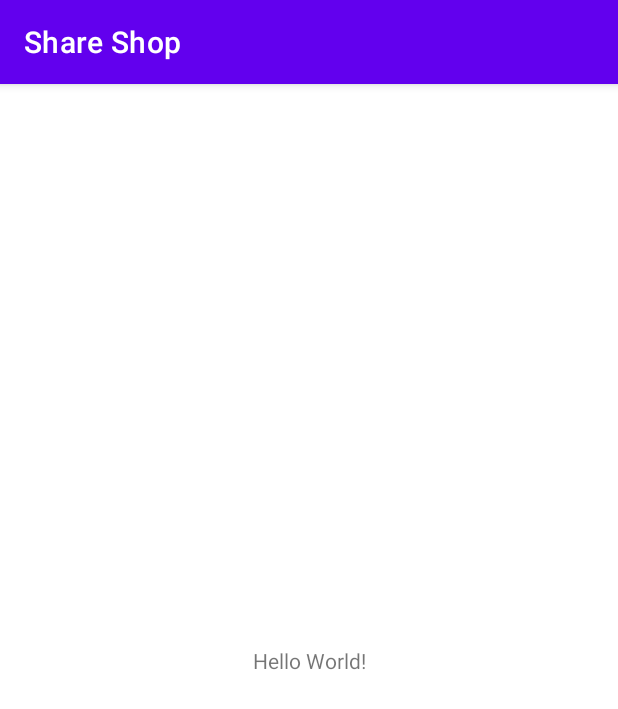
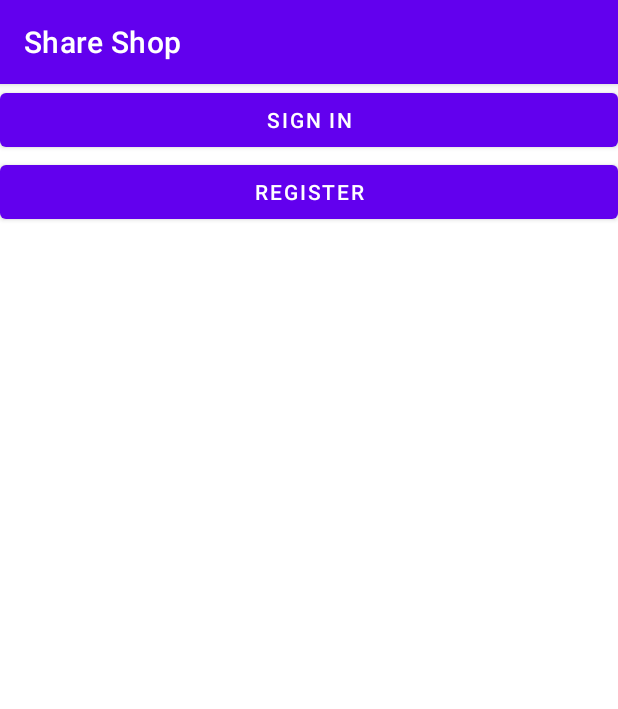
Before and after one commit to zali1205/share-shop-app, an Android app: the screen it shows after launch (MainActivity), on a phone screen of 412 x 824 dp. Shown: the top 709 px of the screen. Run offline under Robolectric (Android 15) with nearby library versions, the phone set to English and light mode, and no system bars; libraries missing offline, so code that uses them is left out: com.firebase.ui; 1 statement that could not run was skipped.

Commit message:
Added Firebase and Sign in

```diff
--- a/app/src/main/AndroidManifest.xml
+++ b/app/src/main/AndroidManifest.xml
@@ -10,6 +10,9 @@
         android:supportsRtl="true"
         android:theme="@style/Theme.ShareShop">
         <activity
+            android:name=".MainMenu"
+            android:exported="false" />
+        <activity
             android:name=".MainActivity"
             android:exported="true">
             <intent-filter>
--- a/app/src/main/java/edu/uga/cs/shareshop/MainActivity.java
+++ b/app/src/main/java/edu/uga/cs/shareshop/MainActivity.java
@@ -1,14 +1,89 @@
 package edu.uga.cs.shareshop;
 
+import androidx.activity.result.ActivityResultCallback;
+import androidx.activity.result.ActivityResultLauncher;
 import androidx.appcompat.app.AppCompatActivity;
 
+import android.content.Intent;
 import android.os.Bundle;
+import android.util.Log;
+import android.view.View;
+import android.widget.Button;
+import android.widget.Toast;
+
+import java.util.Arrays;
+import java.util.List;
+
+import com.firebase.ui.auth.AuthUI;
+import com.firebase.ui.auth.FirebaseAuthUIActivityResultContract;
+import com.firebase.ui.auth.IdpResponse;
+import com.firebase.ui.auth.data.model.FirebaseAuthUIAuthenticationResult;
 
 public class MainActivity extends AppCompatActivity {
+
+    Button signInButton;
+    Button registerButton;
 
     @Override
     protected void onCreate(Bundle savedInstanceState) {
         super.onCreate(savedInstanceState);
         setContentView(R.layout.activity_main);
+
+        signInButton = findViewById(R.id.button);
+        registerButton = findViewById(R.id.button2);
+
+        signInButton.setOnClickListener(new SignInButtonOnClickListener());
+
     }
+
+    private class SignInButtonOnClickListener implements View.OnClickListener {
+        @Override
+        public void onClick(View v) {
+            List<AuthUI.IdpConfig> providers = Arrays.asList(new AuthUI.IdpConfig.EmailBuilder().build());
+
+            Intent signInIntent = AuthUI.getInstance()
+                    .createSignInIntentBuilder()
+                    .setAvailableProviders(providers)
+                    //.setTheme(R.style.LoginTheme)
+                    .build();
+            signInLauncher.launch(signInIntent);
+        }
+    }
+
+    // The ActivityResultLauncher class provides a new way to invoke an activity
+    // for some result.  It is a replacement for the deprecated method startActivityForResult.
+    //
+    // The signInLauncher variable is a launcher to start the AuthUI's logging in process that
+    // should return to the MainActivity when completed.  The overridden onActivityResult
+    // is then called when the Firebase logging-in process is finished.
+    private ActivityResultLauncher<Intent> signInLauncher =
+            registerForActivityResult(
+                    new FirebaseAuthUIActivityResultContract(),
+                    new ActivityResultCallback<FirebaseAuthUIAuthenticationResult>() {
+                        @Override
+                        public void onActivityResult(FirebaseAuthUIAuthenticationResult result) {
+                            onSignInResult(result);
+                        }
+                    }
+            );
+
+    // This method is called (above) once the Firebase sign-in activity returns (completes).
+    // The current (logged-in) Firebase user can be obtained.
+    // Then, there is a transition to the JobLeadManagementActivity.
+    private void onSignInResult( FirebaseAuthUIAuthenticationResult result ) {
+        IdpResponse response = result.getIdpResponse();
+        if (result.getResultCode() == RESULT_OK) {
+            // Successfully signed in
+            // after a successful sign in, start the job leads management activity
+            Intent intent = new Intent( this, MainMenu.class );
+            startActivity( intent );
+        }
+        else {
+            // Sign in failed. If response is null the user canceled the
+            Toast.makeText( getApplicationContext(),
+                    "Sign in failed",
+                    Toast.LENGTH_SHORT).show();
+        }
+    }
+
 }
--- a/app/src/main/res/layout/activity_main.xml
+++ b/app/src/main/res/layout/activity_main.xml
@@ -1,18 +1,21 @@
 <?xml version="1.0" encoding="utf-8"?>
-<androidx.constraintlayout.widget.ConstraintLayout xmlns:android="http://schemas.android.com/apk/res/android"
+<LinearLayout xmlns:android="http://schemas.android.com/apk/res/android"
     xmlns:app="http://schemas.android.com/apk/res-auto"
     xmlns:tools="http://schemas.android.com/tools"
     android:layout_width="match_parent"
     android:layout_height="match_parent"
-    tools:context=".MainActivity">
+    android:orientation="vertical"
+    tools:context=".MainActivity" >
 
-    <TextView
-        android:layout_width="wrap_content"
+    <Button
+        android:id="@+id/button"
+        android:layout_width="match_parent"
         android:layout_height="wrap_content"
-        android:text="Hello World!"
-        app:layout_constraintBottom_toBottomOf="parent"
-        app:layout_constraintLeft_toLeftOf="parent"
-        app:layout_constraintRight_toRightOf="parent"
-        app:layout_constraintTop_toTopOf="parent" />
+        android:text="Sign In" />
 
-</androidx.constraintlayout.widget.ConstraintLayout>
+    <Button
+        android:id="@+id/button2"
+        android:layout_width="match_parent"
+        android:layout_height="wrap_content"
+        android:text="Register" />
+</LinearLayout>
```
Also changed, not shown: app/build.gradle (+7 -0 lines), app/src/main/java/edu/uga/cs/shareshop/MainMenu.java (added, +14 -0 lines), app/src/main/res/layout/activity_main_menu.xml (added, +9 -0 lines), build.gradle (+13 -3 lines), 1 other file.
